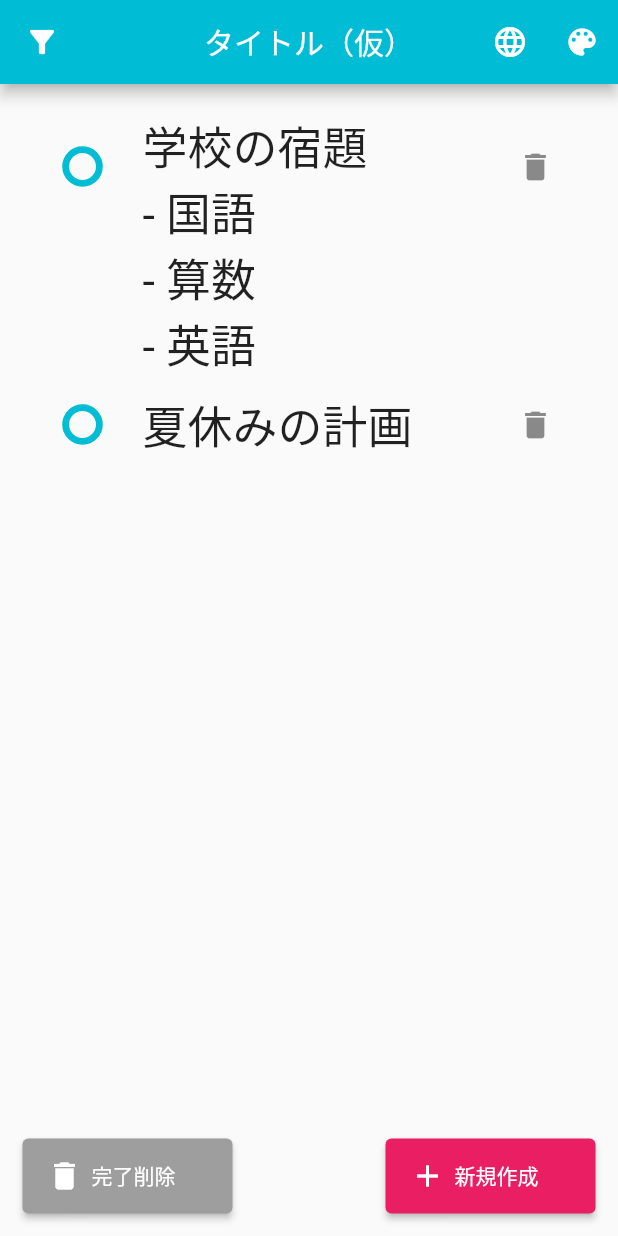
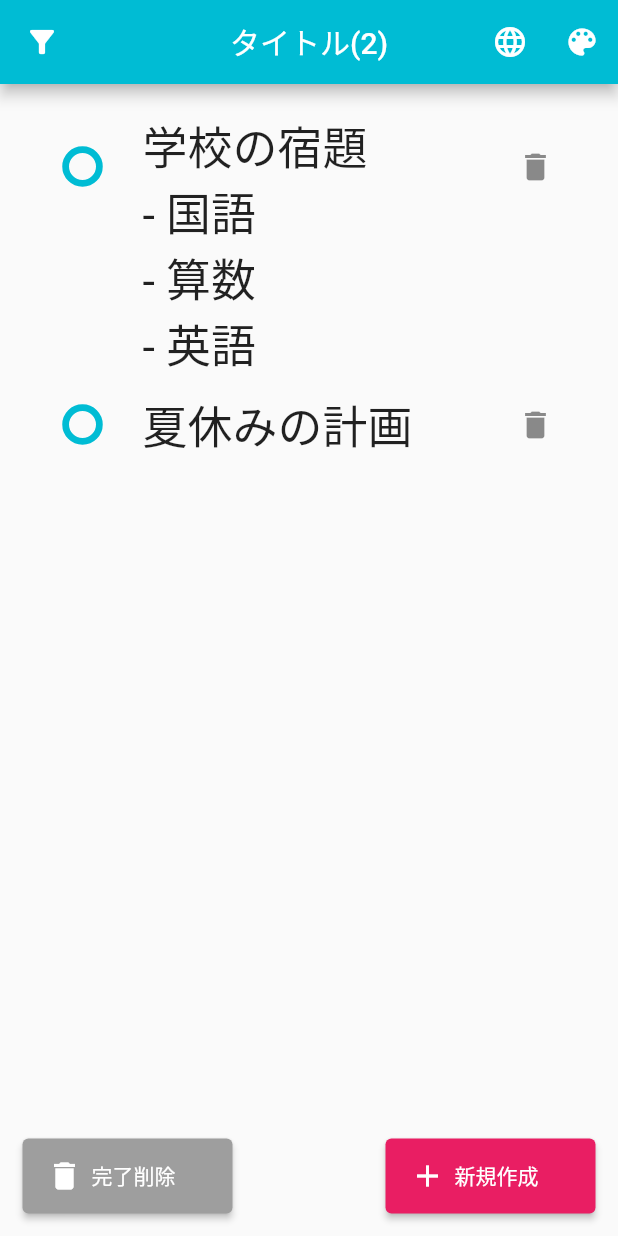
Before and after one commit to koki-to/getx_todo_app, a Flutter app: the screen it shows after launch, after a tap on the "filter alt" icon, after a tap on the "language" icon, on a phone screen of 412 x 824 dp. Run offline on Flutter 3.47's test engine with Material 2 defaults, Android fonts, the phone set to English and light mode, and no system bars; our stand-ins replace get, shared_preferences; Roboto replaces fonts that are missing (DotGothic).

Commit message:
getx_finish

```diff
--- /dev/null
+++ b/lib/bindings/app_binding.dart
@@ -0,0 +1,11 @@
+import 'package:get/get.dart';
+import 'package:getx_todo_app/controllers/filter_controller.dart';
+import 'package:getx_todo_app/controllers/todo_controller.dart';
+
+class AppBinding extends Bindings {
+  @override
+  void dependencies() {
+    Get.lazyPut(() => TodoController());
+    Get.lazyPut(() => FilterController());
+  }
+}
--- a/lib/controllers/filter_controller.dart
+++ b/lib/controllers/filter_controller.dart
@@ -1,12 +1,31 @@
 import 'package:get/get.dart';
 import 'package:get/get_state_manager/get_state_manager.dart';
+import 'package:getx_todo_app/services/storage_service.dart';
 
 class FilterController extends GetxController {
   final RxBool _hideDone = false.obs;
 
   bool get hideDone => _hideDone.value;
 
+  final _storage = FilterStorage();
+  late final Worker _worker;
+
   void toggleHide() {
     _hideDone.toggle();
   }
+
+  @override
+  void onInit() {
+    super.onInit();
+    _hideDone.value = _storage.load() ?? false;
+    _worker = ever<bool>(_hideDone, (value) {
+      _storage.save(value);
+    });
+  }
+
+  @override
+  void onClose() {
+    _worker.dispose();
+    super.onClose();
+  }
 }
--- /dev/null
+++ b/lib/controllers/locale_controller.dart
@@ -0,0 +1,32 @@
+import 'package:flutter/material.dart';
+import 'package:get/get.dart';
+import 'package:getx_todo_app/data/app_translations.dart';
+import 'package:getx_todo_app/services/storage_service.dart';
+
+extension on String {
+  Locale get toLocale {
+    final split = this.split('_');
+    return Locale(split.first, split.last);
+  }
+}
+
+class LocaleController {
+  final _storage = LocaleStorage();
+  Locale? getLocale() {
+    final localeCode = _storage.load();
+    if (localeCode != null) {
+      return localeCode.toLocale;
+    } else {
+      return Get.deviceLocale;
+    }
+  }
+
+  void changeLocale() {
+    if (Get.locale == AppTranslations.jaJP) {
+      Get.updateLocale(AppTranslations.enUS);
+    } else {
+      Get.updateLocale(AppTranslations.jaJP);
+    }
+    _storage.save(Get.locale.toString());
+  }
+}
--- /dev/null
+++ b/lib/controllers/theme_controller.dart
@@ -0,0 +1,25 @@
+import 'package:flutter/material.dart';
+import 'package:get/get.dart';
+import 'package:getx_todo_app/services/storage_service.dart';
+
+class ThemeController {
+  final _storage = ThemeStorage();
+
+  ThemeMode getThemeMode() {
+    final isDark = _storage.load();
+    if (isDark != null) {
+      return isDark ? ThemeMode.dark : ThemeMode.light;
+    } else {
+      return ThemeMode.system;
+    }
+  }
+
+  void chengeTheme() {
+    if (Get.isDarkMode) {
+      Get.changeThemeMode(ThemeMode.light);
+    } else {
+      Get.changeThemeMode(ThemeMode.dark);
+    }
+    _storage.save(!Get.isDarkMode);
+  }
+}
--- a/lib/controllers/todo_controller.dart
+++ b/lib/controllers/todo_controller.dart
@@ -1,9 +1,13 @@
 import 'package:get/get.dart';
 import 'package:getx_todo_app/controllers/filter_controller.dart';
 import 'package:getx_todo_app/model/todo.dart';
+import 'package:getx_todo_app/services/storage_service.dart';
 
 class TodoController extends GetxController {
   final _todos = <Todo>[].obs;
+
+  final _storage = TodoStorage();
+  late final Worker _worker;
 
   // 未完了タスクとの切り替え
   List<Todo> get todos {
@@ -15,10 +19,27 @@ class TodoController extends GetxController {
     }
   }
 
+  int get countUndone {
+    return _todos.fold(0, (acc, todo) {
+      if (!todo.done) {
+        acc++;
+      }
+      return acc;
+    });
+  }
+
   @override
   void onInit() {
     super.onInit();
-    _todos.addAll(Todo.initialTodos);
+    final storageTodo = _storage.load()?.map((json) => Todo.fromJson(json)).toList();
+    final initialTodos = storageTodo ?? Todo.initialTodos;
+    _todos.addAll(initialTodos);
+
+    // _todosに変化がある度にストレージに保存
+    _worker = ever<List<Todo>>(_todos, (todos) {
+      final data = todos.map((e) => e.toJson()).toList();
+      _storage.save(data);
+    });
   }
 
   Todo? getTodoById(String id) {
--- /dev/null
+++ b/lib/data/app_middleware.dart
@@ -0,0 +1,16 @@
+import 'package:flutter/material.dart';
+import 'package:get/route_manager.dart';
+import 'package:get/get.dart';
+import 'package:getx_todo_app/controllers/todo_controller.dart';
+
+class AppMiddleware extends GetMiddleware {
+  @override
+  RouteSettings? redirect(String? route) {
+    final controller = Get.find<TodoController>();
+    final todoId = Get.parameters['todoId']!;
+    final todo = controller.getTodoById(todoId);
+    if (todo == null) {
+      return const RouteSettings(name: '/home');
+    }
+  }
+}
--- /dev/null
+++ b/lib/data/app_translations.dart
@@ -0,0 +1,44 @@
+import 'package:flutter/material.dart';
+import 'package:get/get.dart';
+
+class AppTranslations extends Translations {
+  static const jaJP = Locale('ja', 'JP');
+  static const enUS = Locale('en', 'US');
+
+  @override
+  Map<String, Map<String, String>> get keys {
+    return {
+      jaJP.toString(): {
+        // ←中間言語：翻訳→
+        'title': 'ゲットエックスやることアプリデモ',
+        'delete_done': '完了削除',
+        'add_new': '新規追加',
+        'cancel': 'キャンセル',
+        'add': '追加',
+        'update': '更新',
+        'confirm_delete': 'ほんとに消しますか？',
+        'yes': 'はい',
+        'no': 'いいえ',
+        'page_not_found': 'ページが見つかりません',
+        'to_home': 'ホームへ',
+        'new_todo': '新規',
+        'your_plan': 'あなたが今やりたいことは？',
+      },
+      enUS.toString(): {
+        'title': 'GetX Todo App Demo',
+        'delete_done': 'Remove Done',
+        'add_new': 'Add New',
+        'cancel': 'Cancel',
+        'add': 'Add',
+        'update': 'Update',
+        'confirm_delete': 'Are you sure?',
+        'yes': 'Yes',
+        'no': 'NO',
+        'page_not_found': 'Page Not Found',
+        'to_home': 'To Home',
+        'new_todo': 'New',
+        'your_plan': 'What is your plan today?',
+      },
+    };
+  }
+}
--- a/lib/main.dart
+++ b/lib/main.dart
@@ -3,26 +3,39 @@ import 'package:get/get.dart';
 import 'package:get/get_navigation/src/root/get_material_app.dart';
 import 'package:get/get_navigation/src/routes/get_route.dart';
 import 'package:get/get_navigation/src/routes/transitions_type.dart';
+import 'package:getx_todo_app/bindings/app_binding.dart';
+import 'package:getx_todo_app/controllers/locale_controller.dart';
+import 'package:getx_todo_app/controllers/theme_controller.dart';
+import 'package:getx_todo_app/data/app_middleware.dart';
 import 'package:getx_todo_app/data/app_theme.dart';
+import 'package:getx_todo_app/data/app_translations.dart';
 import 'package:getx_todo_app/pages/add_todo_page.dart';
+import 'package:getx_todo_app/pages/not_found_page.dart';
+import 'package:getx_todo_app/services/storage_service.dart';
 
 import 'pages/home_page.dart';
 
-void main() {
-  runApp(const MyApp());
+void main() async {
+  WidgetsFlutterBinding.ensureInitialized();
+  await StorageService.init();
+  runApp(MyApp());
 }
 
 class MyApp extends StatelessWidget {
-  const MyApp({Key? key}) : super(key: key);
-
+  MyApp({Key? key}) : super(key: key);
+  final themeController = Get.put(ThemeController());
+  final localeController = Get.put(LocaleController());
   @override
   Widget build(BuildContext context) {
     return GetMaterialApp(
       debugShowCheckedModeBanner: false, // 今回右上が被るので
       theme: AppTheme.light,
       darkTheme: AppTheme.dark,
-      themeMode: ThemeMode.system, // TODO:SharedPreferencesの保存データを読み込んでここに設定
-      locale: null, // TODO:SharedPreferencesの保存データを読み込んでここに設定
+      initialBinding: AppBinding(),
+      translations: AppTranslations(),
+      themeMode: themeController.getThemeMode(),
+      locale: localeController.getLocale(),
+      fallbackLocale: AppTranslations.jaJP,
       defaultTransition: Transition.noTransition, // Webアプリなのでトランジションなし
       initialRoute: '/home',
       getPages: [
@@ -35,8 +48,12 @@ class MyApp extends StatelessWidget {
           page: () => AddTodoPage(
             todoId: Get.parameters['id'],
           ),
+          // middlewares: [
+          //   AppMiddleware(),
+          // ],
         ),
       ],
+      unknownRoute: GetPage(name: '/404', page: () => const NotFoundPage()),
     );
   }
 }
--- a/lib/model/todo.dart
+++ b/lib/model/todo.dart
@@ -1,34 +1,32 @@
 import 'dart:convert';
 
+import 'package:flutter/material.dart';
+
+@immutable
 class Todo {
   final String id;
   final String description;
   final bool done;
 
   Todo({required this.description, this.done = false}) : id = DateTime.now().millisecondsSinceEpoch.toString();
+
   const Todo.withId({required this.id, required this.description, this.done = false});
 
-  factory Todo.fromJson(String json) {
-    final mapData = jsonDecode(json);
-    return Todo.withId(
-      id: mapData['id'] as String,
-      description: mapData['id'] as String,
-      done: mapData['done'] as bool,
-    );
-  }
-
-  String toJson() {
-    return jsonEncode({
-      'id': id,
-      'text': description,
-      'done': done,
-    });
-  }
-
+  // サンプルタスク
   static const initialTodos = [
-    Todo.withId(id: '0', description: '犬の散歩', done: true),
-    Todo.withId(id: '1', description: '学校の宿題\n- 国語\n- 算数\n- 英語'),
-    Todo.withId(id: '2', description: '夏休みの計画'),
+    Todo.withId(
+      id: '0',
+      description: '犬の散歩',
+      done: true,
+    ),
+    Todo.withId(
+      id: '1',
+      description: '学校の宿題\n- 国語\n- 算数\n- 英語',
+    ),
+    Todo.withId(
+      id: '2',
+      description: '夏休みの計画',
+    ),
   ];
 
   Todo copyWith({
@@ -43,12 +41,21 @@ class Todo {
     );
   }
 
-  Map<String, dynamic> toMap() {
-    return {
+  String toJson() {
+    return jsonEncode({
       'id': id,
-      'description': description,
+      'text': description,
       'done': done,
-    };
+    });
+  }
+
+  factory Todo.fromJson(String json) {
+    final mapData = jsonDecode(json);
+    return Todo.withId(
+      id: mapData['id'] as String,
+      description: mapData['text'] as String,
+      done: mapData['done'] as bool,
+    );
   }
 
   @override
--- a/lib/pages/add_todo_page.dart
+++ b/lib/pages/add_todo_page.dart
@@ -30,7 +30,9 @@ class _AddTodoPageState extends State<AddTodoPage> {
         // 該当タスクがあった場合TextFieldにdescription表示
         textController.text = todo!.description;
       } else {
-        // TODO: 該当するタスクがない場合はHomePageへ
+        WidgetsBinding.instance!.addPostFrameCallback((_) {
+          Get.offNamed('/home');
+        });
       }
     }
   }
--- a/lib/pages/home_page.dart
+++ b/lib/pages/home_page.dart
@@ -1,31 +1,31 @@
 import 'package:flutter/material.dart';
 import 'package:get/get.dart';
 import 'package:getx_todo_app/controllers/filter_controller.dart';
+import 'package:getx_todo_app/controllers/locale_controller.dart';
+import 'package:getx_todo_app/controllers/theme_controller.dart';
 import 'package:getx_todo_app/controllers/todo_controller.dart';
 import 'package:getx_todo_app/widgets/todo_list.dart';
 
 class HomePage extends StatelessWidget {
   HomePage({Key? key}) : super(key: key);
-  final todoController = Get.put(TodoController());
-  final filterController = Get.put(FilterController());
+  final todoController = Get.find<TodoController>();
+  final filterController = Get.find<FilterController>();
+  final themeController = Get.find<ThemeController>();
+  final localeController = Get.find<LocaleController>();
   @override
   Widget build(BuildContext context) {
     return Scaffold(
       appBar: AppBar(
         centerTitle: true,
-        title: const Text('タイトル（仮）'), // TODO:未完了タスクの数を表示
+        title: Obx(() => Text('タイトル' '(${todoController.countUndone})'.tr)), // TODO:未完了タスクの数を表示
         leading: IconButton(
             icon: Obx(() => Icon(
                   filterController.hideDone ? Icons.filter_alt : Icons.filter_alt_outlined,
                 )),
             onPressed: filterController.toggleHide),
         actions: [
-          IconButton(
-            icon: const Icon(Icons.language),
-            onPressed: () {}, // TODO:ロケール変更の処理を呼び出す
-          ),
-          IconButton(icon: const Icon(Icons.color_lens), onPressed: () {} // TODO:テーマ変更の処理を呼び出す
-              ),
+          IconButton(icon: const Icon(Icons.language), onPressed: localeController.changeLocale),
+          IconButton(icon: const Icon(Icons.color_lens), onPressed: themeController.chengeTheme),
         ],
       ),
       body: TodoList(),
--- /dev/null
+++ b/lib/pages/not_found_page.dart
@@ -0,0 +1,23 @@
+import 'package:flutter/material.dart';
+import 'package:get/get.dart';
+
+class NotFoundPage extends StatelessWidget {
+  const NotFoundPage({Key? key}) : super(key: key);
+
+  @override
+  Widget build(BuildContext context) {
+    return Scaffold(
+      appBar: AppBar(
+        title: Text('page_not_found'.tr),
+      ),
+      body: Center(
+        child: ElevatedButton(
+          onPressed: () {
+            Get.offAllNamed('/home');
+          },
+          child: Text('to_home'.tr),
+        ),
+      ),
+    );
+  }
+}
--- /dev/null
+++ b/lib/services/storage_service.dart
@@ -0,0 +1,57 @@
+import 'package:shared_preferences/shared_preferences.dart';
+
+abstract class StorageService {
+  static late final SharedPreferences instance;
+
+  static Future<void> init() async {
+    instance = await SharedPreferences.getInstance();
+  }
+}
+
+class TodoStorage {
+  final String _key = 'todo';
+
+  List<String>? load() {
+    return StorageService.instance.getStringList(_key);
+  }
+
+  void save(List<String> data) {
+    StorageService.instance.setStringList(_key, data);
+  }
+}
+
+class FilterStorage {
+  final String _key = 'filter';
+
+  bool? load() {
+    return StorageService.instance.getBool(_key);
+  }
+
+  void save(bool data) {
+    StorageService.instance.setBool(_key, data);
+  }
+}
+
+class LocaleStorage {
+  final String _key = 'language';
+
+  String? load() {
+    return StorageService.instance.getString(_key);
+  }
+
+  void save(String data) {
+    StorageService.instance.setString(_key, data);
+  }
+}
+
+class ThemeStorage {
+  final String _key = 'theme';
+
+  bool? load() {
+    return StorageService.instance.getBool(_key);
+  }
+
+  void save(bool data) {
+    StorageService.instance.setBool(_key, data);
+  }
+}
--- a/lib/widgets/todo_list.dart
+++ b/lib/widgets/todo_list.dart
@@ -21,7 +21,7 @@ class TodoList extends StatelessWidget {
                 itemCount: todos.length,
                 itemBuilder: (context, index) {
                   final todo = todos[index];
-                  return TodoTile(todo: todo); // TODO:TodoTileウィジェットを作成
+                  return TodoTile(key: Key(todo.id), todo: todo); // TODO:TodoTileウィジェットを作成
                 },
               );
             },
@@ -30,7 +30,7 @@ class TodoList extends StatelessWidget {
             mainAxisAlignment: MainAxisAlignment.spaceBetween,
             children: [
               ActionButton(
-                label: '完了削除',
+                label: '完了削除'.tr,
                 icon: Icons.delete,
                 color: Colors.grey,
                 onPressed: () {
```
